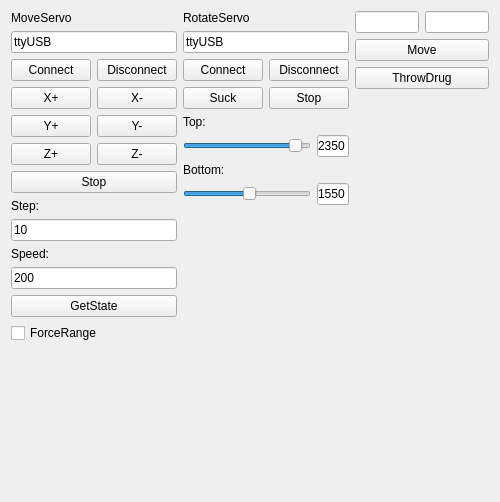
wh201906/Pharmacy_Robot, file servotestdialog.ui: the form before one commit.
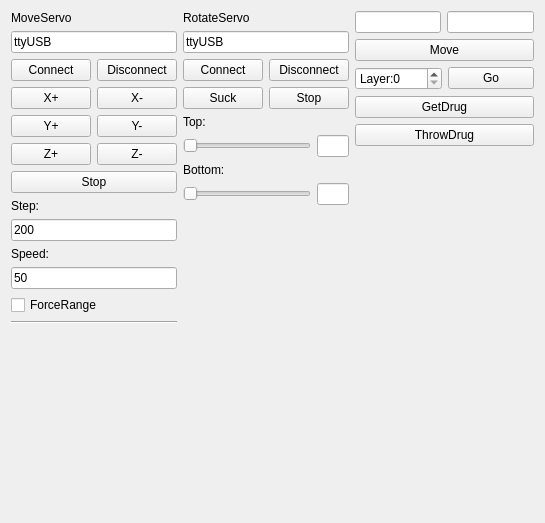
The form after the commit.

Commit message: Add realtime state and goToLayer()

```diff
--- a/servotestdialog.ui
+++ b/servotestdialog.ui
@@ -6,8 +6,8 @@
    <rect>
     <x>0</x>
     <y>0</y>
-    <width>500</width>
-    <height>502</height>
+    <width>545</width>
+    <height>523</height>
    </rect>
   </property>
   <property name="focusPolicy">
@@ -155,7 +155,7 @@
           <enum>Qt::ClickFocus</enum>
          </property>
          <property name="text">
-          <string>10</string>
+          <string>200</string>
          </property>
         </widget>
        </item>
@@ -172,17 +172,7 @@
           <enum>Qt::ClickFocus</enum>
          </property>
          <property name="text">
-          <string>200</string>
-         </property>
-        </widget>
-       </item>
-       <item>
-        <widget class="QPushButton" name="moveStateButton">
-         <property name="focusPolicy">
-          <enum>Qt::NoFocus</enum>
-         </property>
-         <property name="text">
-          <string>GetState</string>
+          <string>50</string>
          </property>
         </widget>
        </item>
@@ -196,6 +186,45 @@
          </property>
         </widget>
        </item>
+       <item>
+        <widget class="Line" name="line">
+         <property name="orientation">
+          <enum>Qt::Horizontal</enum>
+         </property>
+        </widget>
+       </item>
+       <item>
+        <widget class="QLabel" name="moveRunningLabel">
+         <property name="text">
+          <string/>
+         </property>
+        </widget>
+       </item>
+       <item>
+        <layout class="QHBoxLayout" name="horizontalLayout_9">
+         <item>
+          <widget class="QLabel" name="moveXLabel">
+           <property name="text">
+            <string/>
+           </property>
+          </widget>
+         </item>
+         <item>
+          <widget class="QLabel" name="moveYLabel">
+           <property name="text">
+            <string/>
+           </property>
+          </widget>
+         </item>
+         <item>
+          <widget class="QLabel" name="moveZLabel">
+           <property name="text">
+            <string/>
+           </property>
+          </widget>
+         </item>
+        </layout>
+       </item>
       </layout>
      </item>
      <item>
@@ -297,9 +326,6 @@
            <property name="pageStep">
             <number>100</number>
            </property>
-           <property name="value">
-            <number>2350</number>
-           </property>
            <property name="orientation">
             <enum>Qt::Horizontal</enum>
            </property>
@@ -316,9 +342,6 @@
            <property name="focusPolicy">
             <enum>Qt::ClickFocus</enum>
            </property>
-           <property name="text">
-            <string>2350</string>
-           </property>
           </widget>
          </item>
         </layout>
@@ -349,9 +372,6 @@
            <property name="pageStep">
             <number>100</number>
            </property>
-           <property name="value">
-            <number>1550</number>
-           </property>
            <property name="orientation">
             <enum>Qt::Horizontal</enum>
            </property>
@@ -368,9 +388,6 @@
            <property name="focusPolicy">
             <enum>Qt::ClickFocus</enum>
            </property>
-           <property name="text">
-            <string>1550</string>
-           </property>
           </widget>
          </item>
         </layout>
@@ -420,6 +437,46 @@
          </property>
         </widget>
        </item>
+       <item>
+        <layout class="QHBoxLayout" name="horizontalLayout_8">
+         <item>
+          <widget class="QSpinBox" name="moveLayerBox">
+           <property name="focusPolicy">
+            <enum>Qt::ClickFocus</enum>
+           </property>
+           <property name="suffix">
+            <string/>
+           </property>
+           <property name="prefix">
+            <string>Layer:</string>
+           </property>
+           <property name="maximum">
+            <number>5</number>
+           </property>
+          </widget>
+         </item>
+         <item>
+          <widget class="QPushButton" name="goToLayerButton">
+           <property name="focusPolicy">
+            <enum>Qt::NoFocus</enum>
+           </property>
+           <property name="text">
+            <string>Go</string>
+           </property>
+          </widget>
+         </item>
+        </layout>
+       </item>
+       <item>
+        <widget class="QPushButton" name="getDrugButton">
+         <property name="focusPolicy">
+          <enum>Qt::NoFocus</enum>
+         </property>
+         <property name="text">
+          <string>GetDrug</string>
+         </property>
+        </widget>
+       </item>
        <item>
         <widget class="QPushButton" name="throwDrugButton">
          <property name="focusPolicy">
```
The commit also changes 5 other files.
